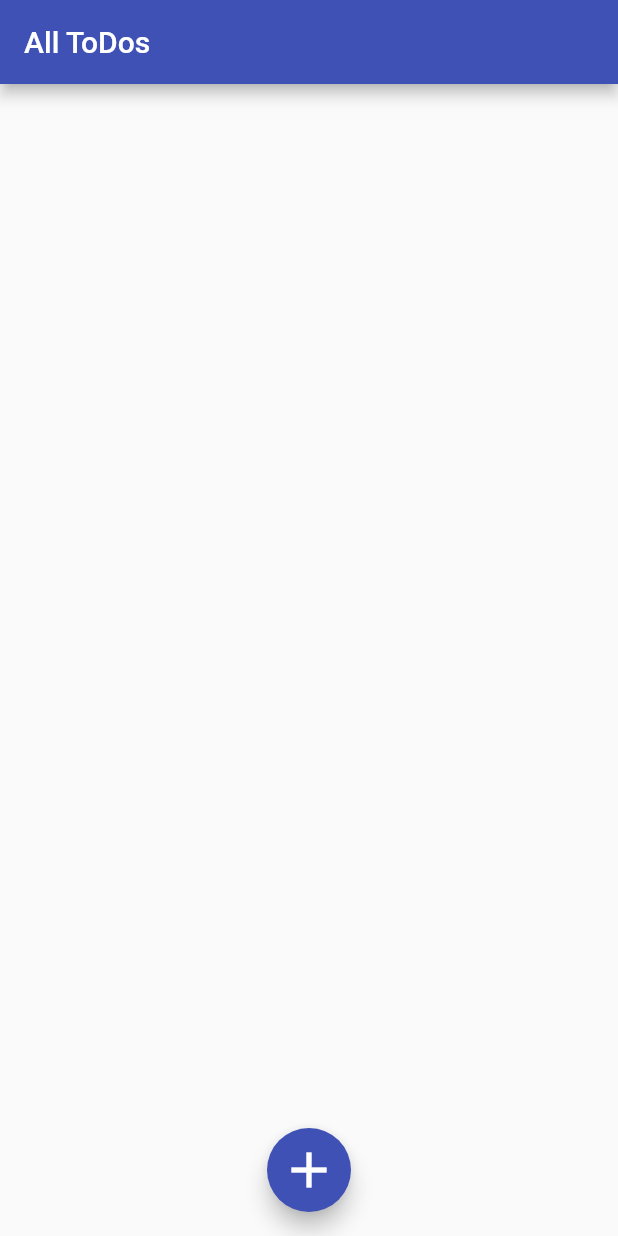
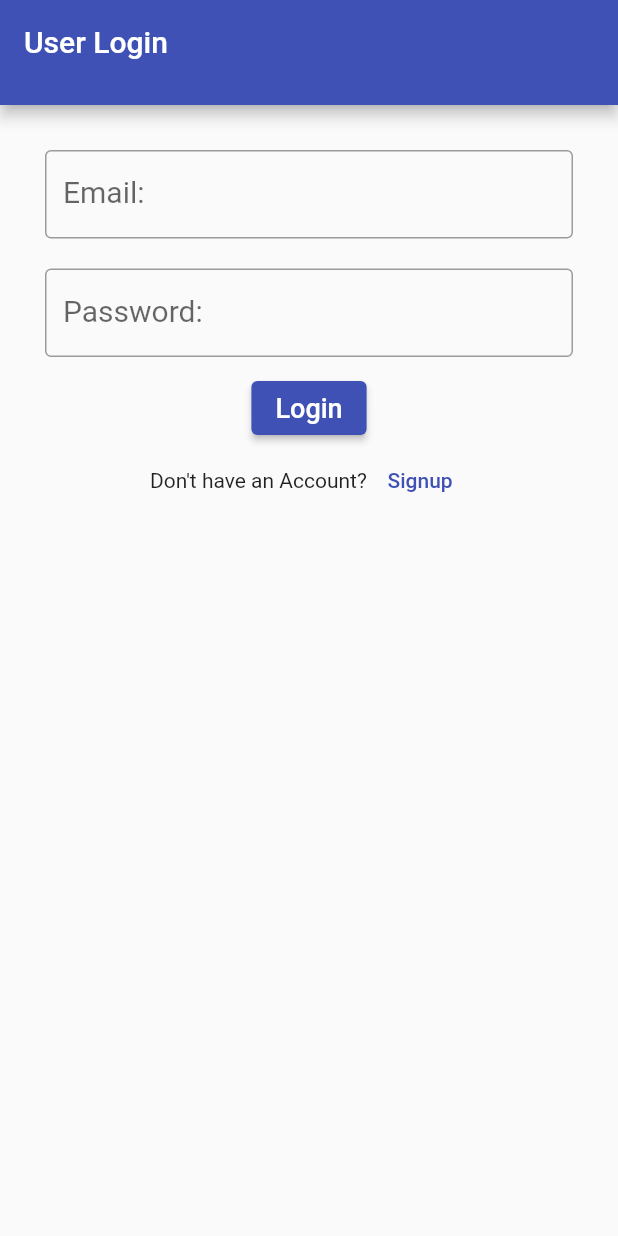
Before and after one commit to KavinduR98/TaskBuddy, a Flutter app: the screen it shows after launch, on a phone screen of 412 x 824 dp. Run offline on Flutter 3.47's test engine with Material 2 defaults, Android fonts, the phone set to English and light mode, and no system bars; our stand-ins replace cloud_firestore, firebase_auth, firebase_core; accounts and stored records are empty.

Commit message:
User login & logout

```diff
--- a/lib/main.dart
+++ b/lib/main.dart
@@ -1,29 +1,44 @@
 import 'package:flutter/material.dart';
-import 'package:todo_app_firebase/project/add.dart';
-import 'project/home.dart';
-import 'project/update.dart';
-import 'package:cloud_firestore/cloud_firestore.dart';
+import 'package:todo_app_firebase/screens/add.dart';
+import 'package:todo_app_firebase/screens/login.dart';
+import 'screens/home.dart';
+import 'screens/update.dart';
 import 'package:firebase_core/firebase_core.dart';
 
 Future<void> main() async {
   WidgetsFlutterBinding.ensureInitialized();
   await Firebase.initializeApp();
-  runApp(const MyApp());
+  runApp(MyApp());
 }
 
 class MyApp extends StatelessWidget {
-  const MyApp({super.key});
+  final Future<FirebaseApp> _initialization = Firebase.initializeApp();
 
   @override
   Widget build(BuildContext context) {
+    return FutureBuilder(
+        future: _initialization,
+        builder: (context, snapShot) {
+          // Check for Errors
+          if (snapShot.hasError) {
+            print("Something Went Wrong");
+          }
+          if (snapShot.connectionState == ConnectionState.waiting) {
+            return const Center(child: CircularProgressIndicator());
+          }
           return MaterialApp(
-      title: "Demo App",
+            title: "Todo App with Firebase Authentication",
+            theme: ThemeData(
+              primarySwatch: Colors.indigo,
+            ),
+            debugShowCheckedModeBanner: false,
             routes: {
-        '/': (context) => const HomePage(),
+              '/': (context) => const Login(),
               '/add': (context) => const AddTask(),
               '/update': (context) => const UpdateTask()
             },
             initialRoute: '/',
           );
+        });
   }
 }
--- /dev/null
+++ b/lib/screens/login.dart
@@ -0,0 +1,187 @@
+import 'package:firebase_auth/firebase_auth.dart';
+import 'package:flutter/material.dart';
+import 'package:todo_app_firebase/screens/home.dart';
+import 'package:todo_app_firebase/screens/signup.dart';
+
+class Login extends StatefulWidget {
+  const Login({Key? key}) : super(key: key);
+
+  @override
+  // ignore: library_private_types_in_public_api
+  _LoginState createState() => _LoginState();
+}
+
+class _LoginState extends State<Login> {
+  final _formKey = GlobalKey<FormState>();
+
+  var email = "";
+  var password = "";
+  // Create a text controller and use it to retrieve the current value
+  // of the TextField.
+  final emailController = TextEditingController();
+  final passwordController = TextEditingController();
+
+  userLogin() async {
+    try {
+      await FirebaseAuth.instance
+          .signInWithEmailAndPassword(email: email, password: password);
+      // ignore: use_build_context_synchronously
+      ScaffoldMessenger.of(context).showSnackBar(
+        const SnackBar(
+          backgroundColor: Colors.green,
+          content: Text(
+            "Login Successfully...",
+            style: TextStyle(fontSize: 20.0),
+          ),
+        ),
+      );
+      // ignore: use_build_context_synchronously
+      Navigator.pushReplacement(
+        context,
+        MaterialPageRoute(
+          builder: (context) => const HomePage(),
+        ),
+      );
+    } on FirebaseAuthException catch (e) {
+      if (e.code == 'user-not-found') {
+        print("No User Found for that Email");
+        ScaffoldMessenger.of(context).showSnackBar(
+          const SnackBar(
+            backgroundColor: Colors.orangeAccent,
+            content: Text(
+              "No User Found for that Email",
+              style: TextStyle(fontSize: 18.0, color: Colors.black),
+            ),
+          ),
+        );
+      } else if (e.code == 'wrong-password') {
+        print("Wrong Password Provided by User");
+        ScaffoldMessenger.of(context).showSnackBar(
+          const SnackBar(
+            backgroundColor: Colors.orangeAccent,
+            content: Text(
+              "Wrong Password Provided by User",
+              style: TextStyle(fontSize: 18.0, color: Colors.black),
+            ),
+          ),
+        );
+      }
+    }
+  }
+
+  @override
+  void dispose() {
+    // Clean up the controller when the widget is disposed.
+    emailController.dispose();
+    passwordController.dispose();
+    super.dispose();
+  }
+
+  @override
+  Widget build(BuildContext context) {
+    return Scaffold(
+      appBar: PreferredSize(
+        preferredSize: const Size.fromHeight(70),
+        child: AppBar(
+          title: const Text("User Login"),
+        ),
+      ),
+      body: Form(
+        key: _formKey,
+        child: Padding(
+          padding: const EdgeInsets.symmetric(vertical: 20, horizontal: 30),
+          child: ListView(
+            children: [
+              Container(
+                margin: const EdgeInsets.symmetric(vertical: 10.0),
+                child: TextFormField(
+                  autofocus: false,
+                  decoration: const InputDecoration(
+                    labelText: 'Email: ',
+                    labelStyle: TextStyle(fontSize: 20.0),
+                    border: OutlineInputBorder(),
+                    errorStyle:
+                        TextStyle(color: Colors.redAccent, fontSize: 15),
+                  ),
+                  controller: emailController,
+                  validator: (value) {
+                    if (value == null || value.isEmpty) {
+                      return 'Please Enter Email';
+                    } else if (!value.contains('@')) {
+                      return 'Please Enter Valid Email';
+                    }
+                    return null;
+                  },
+                ),
+              ),
+              Container(
+                margin: const EdgeInsets.symmetric(vertical: 10.0),
+                child: TextFormField(
+                  autofocus: false,
+                  obscureText: true,
+                  decoration: const InputDecoration(
+                    labelText: 'Password: ',
+                    labelStyle: TextStyle(fontSize: 20.0),
+                    border: OutlineInputBorder(),
+                    errorStyle:
+                        TextStyle(color: Colors.redAccent, fontSize: 15),
+                  ),
+                  controller: passwordController,
+                  validator: (value) {
+                    if (value == null || value.isEmpty) {
+                      return 'Please Enter Password';
+                    }
+                    return null;
+                  },
+                ),
+              ),
+              Container(
+                child: Row(
+                  mainAxisAlignment: MainAxisAlignment.center,
+                  children: [
+                    ElevatedButton(
+                      onPressed: () {
+                        // Validate returns true if the form is valid, otherwise false.
+                        if (_formKey.currentState!.validate()) {
+                          setState(() {
+                            email = emailController.text;
+                            password = passwordController.text;
+                          });
+                          userLogin();
+                        }
+                      },
+                      child: const Text(
+                        'Login',
+                        style: TextStyle(fontSize: 18.0),
+                      ),
+                    ),
+                  ],
+                ),
+              ),
+              Container(
+                child: Row(
+                  mainAxisAlignment: MainAxisAlignment.center,
+                  children: [
+                    const Text("Don't have an Account? "),
+                    TextButton(
+                      onPressed: () => {
+                        Navigator.pushAndRemoveUntil(
+                            context,
+                            PageRouteBuilder(
+                              pageBuilder: (context, a, b) => const Signup(),
+                              transitionDuration: const Duration(seconds: 0),
+                            ),
+                            (route) => false)
+                      },
+                      child: const Text('Signup'),
+                    ),
+                  ],
+                ),
+              )
+            ],
+          ),
+        ),
+      ),
+    );
+  }
+}
--- a/pubspec.yaml
+++ b/pubspec.yaml
@@ -37,6 +37,7 @@ dependencies:
   cupertino_icons: ^1.0.2
   firebase_core: ^2.7.0
   cloud_firestore: ^4.4.3
+  firebase_auth: ^4.2.9
 
 dev_dependencies:
   flutter_test:
```
Also changed, not shown: lib/screens/home.dart (renamed from lib/project/home.dart, +37 -6 lines), lib/screens/signup.dart (added, +219 -0 lines), lib/screens/add.dart (renamed from lib/project/add.dart), lib/screens/update.dart (renamed from lib/project/update.dart), pubspec.lock, 2 other files. Lines whose indentation alone changed are shown as unchanged.
